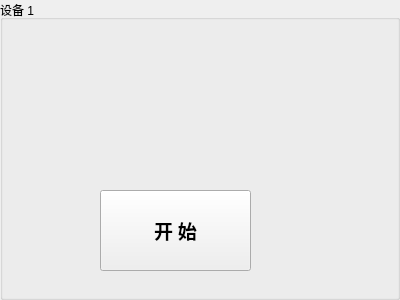
Before: the Qt Designer form Node-Fab/Node-Fab/programwid.ui in ChinaClever/ScalePoint, drawn with Qt 5.
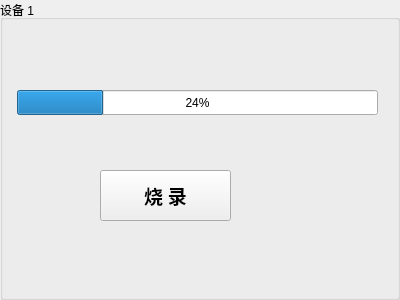
After: the same form once the commit is applied.

Diff of the .ui file:
```diff
--- a/Node-Fab/Node-Fab/programwid.ui
+++ b/Node-Fab/Node-Fab/programwid.ui
@@ -35,9 +35,9 @@
       <property name="geometry">
        <rect>
         <x>100</x>
-        <y>190</y>
-        <width>151</width>
-        <height>81</height>
+        <y>170</y>
+        <width>131</width>
+        <height>51</height>
        </rect>
       </property>
       <property name="font">
@@ -49,7 +49,20 @@
        </font>
       </property>
       <property name="text">
-       <string>开 始</string>
+       <string>烧 录</string>
+      </property>
+     </widget>
+     <widget class="QProgressBar" name="progressBar">
+      <property name="geometry">
+       <rect>
+        <x>17</x>
+        <y>90</y>
+        <width>361</width>
+        <height>25</height>
+       </rect>
+      </property>
+      <property name="value">
+       <number>24</number>
       </property>
      </widget>
     </widget>
```
